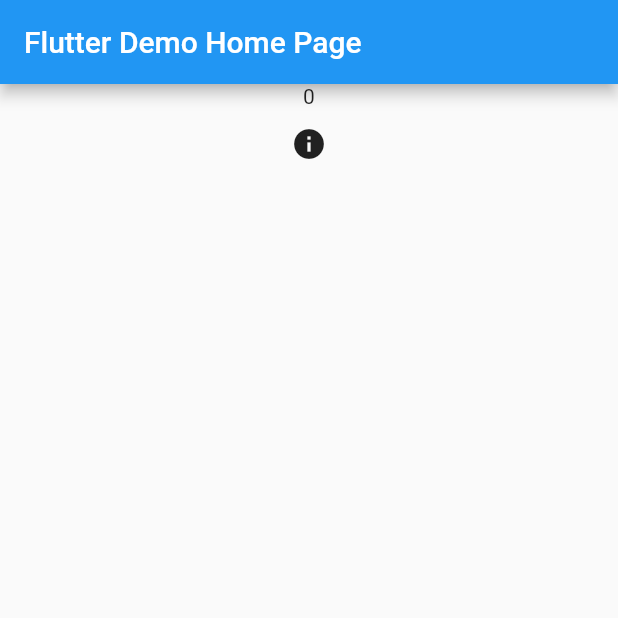
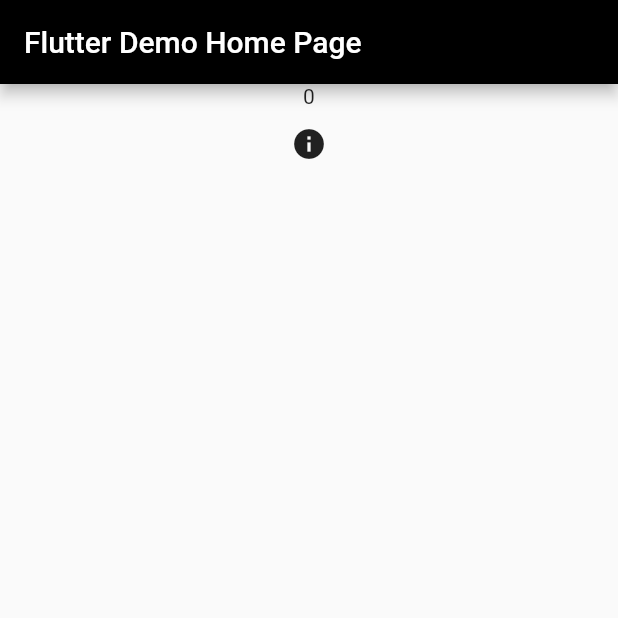
Before and after one commit to Apcaryu/Pleptime, a Flutter app: the screen it shows after launch, on a phone screen of 412 x 824 dp, the top half of it. Run offline on Flutter 3.47's test engine with Material 2 defaults, Android fonts, the phone set to English and light mode, and no system bars.

Commit message:
add ColorTheme class

```diff
--- a/pleptime/lib/main.dart
+++ b/pleptime/lib/main.dart
@@ -10,12 +10,9 @@ class MyApp extends StatelessWidget {
   // This widget is the root of your application.
   @override
   Widget build(BuildContext context) {
-    return MaterialApp(
+    return const MaterialApp(
       title: 'Flutter Demo',
-      theme: ThemeData(
-        primarySwatch: Colors.blue,
-      ),
-      home: const MyHomePage(title: 'Flutter Demo Home Page'),
+      home: MyHomePage(title: 'Flutter Demo Home Page'),
     );
   }
 }
@@ -36,6 +33,8 @@ class _MyHomePageState extends State<MyHomePage> {
   Widget build(BuildContext context) {
     return Scaffold(
       appBar: AppBar(
+        backgroundColor: ColorTheme()._mainColor,
+        foregroundColor: ColorTheme()._secondaryColor,
         title: Text(widget.title),
       ),
       body: Center(
@@ -63,3 +62,9 @@ dynamic getTime() {
 
   return total;
 }
+
+class ColorTheme {
+  final _mainColor = Colors.black;
+  final _secondaryColor = Colors.white;
+  final _feedbackColor = Colors.deepOrange;
+}
--- a/pleptime/pubspec.yaml
+++ b/pleptime/pubspec.yaml
@@ -15,7 +15,7 @@ publish_to: 'none' # Remove this line if you wish to publish to pub.dev
 # In iOS, build-name is used as CFBundleShortVersionString while build-number used as CFBundleVersion.
 # Read more about iOS versioning at
 # https://developer.apple.com/library/archive/documentation/General/Reference/InfoPlistKeyReference/Articles/CoreFoundationKeys.html
-version: 1.0.0+1
+version: 0.2.0+1
 
 environment:
   sdk: ">=2.16.2 <3.0.0"
```
